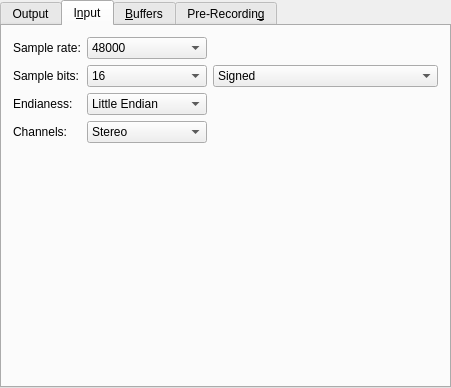
Old version of the form plugins/recording/recording-configuration-ui.ui in the repository pbek/kradio.
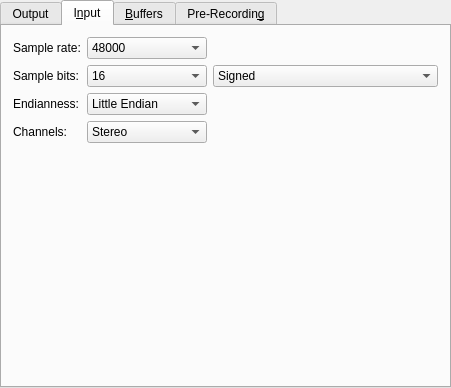
New version of the form. The open tabs and pages were chosen to show the change. Custom widgets are drawn as their Qt base class.

Commit message:
typo fix: endianess -> endianness
mass-replace it in variables, arguments, and messages

Diff of the .ui file:
```diff
--- a/plugins/recording/recording-configuration-ui.ui
+++ b/plugins/recording/recording-configuration-ui.ui
@@ -353,7 +353,7 @@
          <item row="2" column="0">
           <widget class="QLabel" name="lableEndianess">
            <property name="text">
-            <string>Endianess:</string>
+            <string>Endianness:</string>
            </property>
            <property name="wordWrap">
             <bool>false</bool>
```
Left out of the diff: 6 changed lines with no effect on the pictures. The commit also changes 10 other files.
